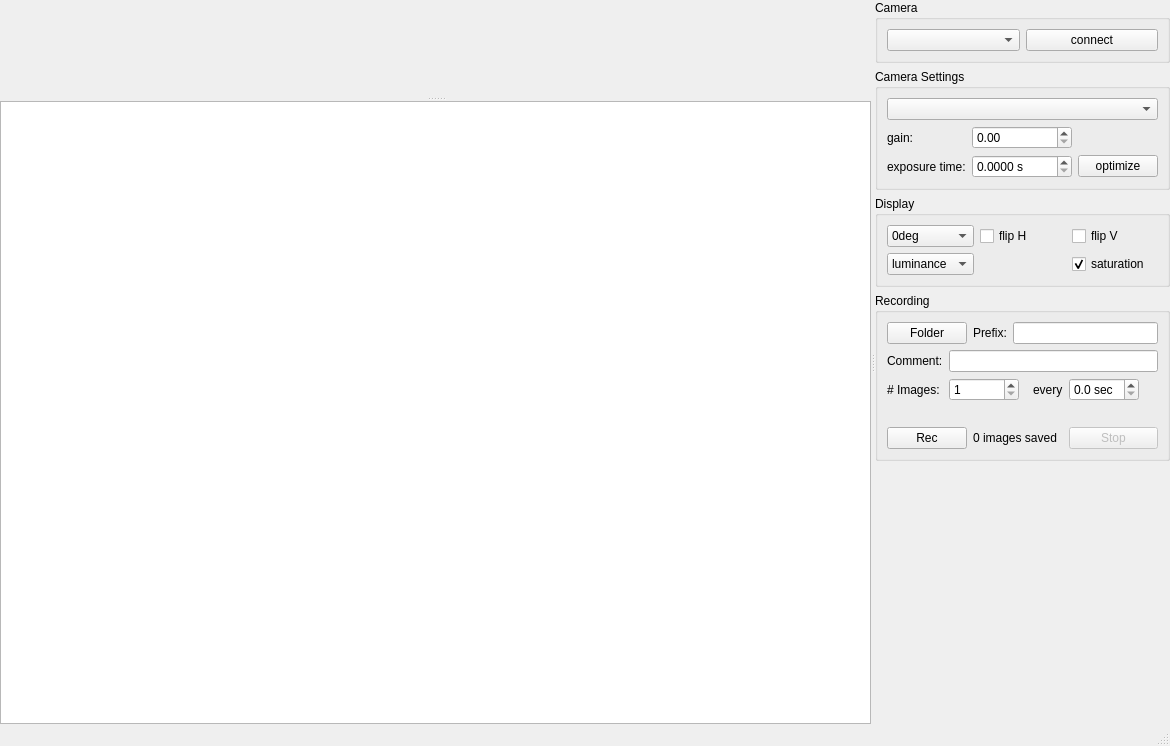
This is src/pifcap/pifcap_ui.ui in scriptorron/pifcap as Qt 5 draws it before an edit. The edited form follows.
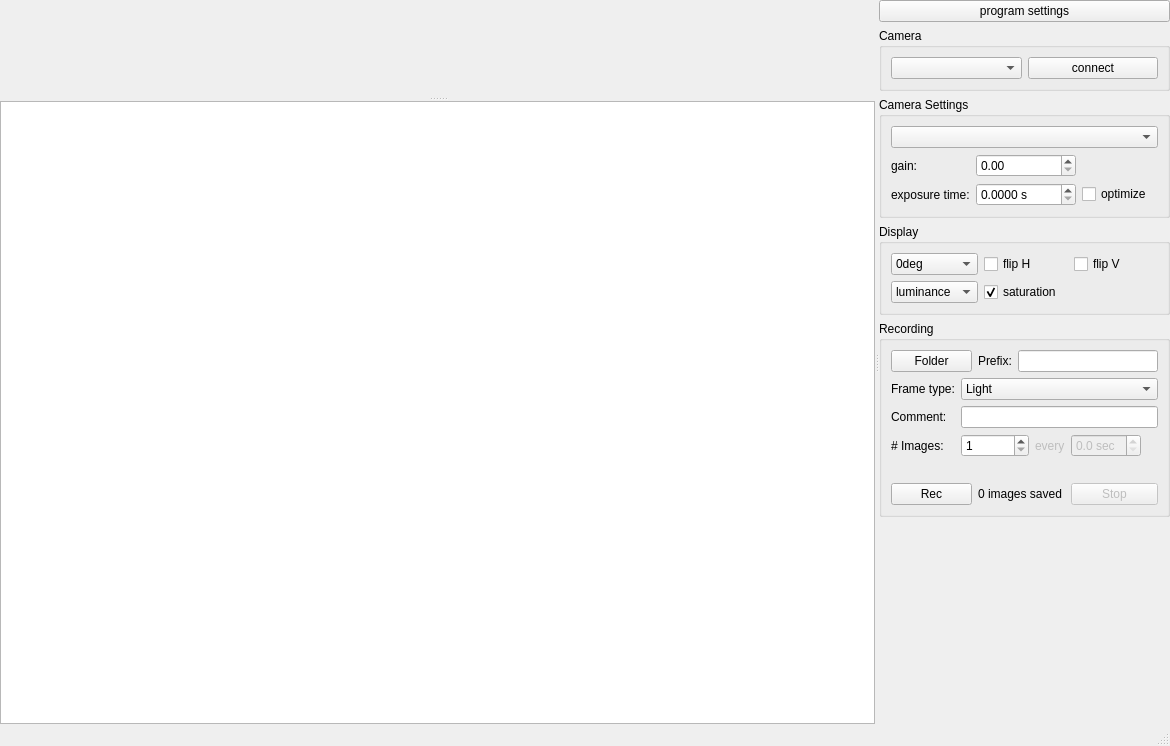
This is the edited form. Custom widgets are drawn as their Qt base class.

Patch:
```diff
--- a/src/pifcap/pifcap_ui.ui
+++ b/src/pifcap/pifcap_ui.ui
@@ -109,7 +109,7 @@
                <rect>
                 <x>0</x>
                 <y>0</y>
-                <width>354</width>
+                <width>367</width>
                 <height>691</height>
                </rect>
               </property>
@@ -126,6 +126,13 @@
                <property name="bottomMargin">
                 <number>0</number>
                </property>
+               <item>
+                <widget class="QPushButton" name="pushButton_Settings">
+                 <property name="text">
+                  <string>program settings</string>
+                 </property>
+                </widget>
+               </item>
                <item>
                 <widget class="QGroupBox" name="groupBox_3">
                  <property name="title">
@@ -157,16 +164,6 @@
                   <string>Camera Settings</string>
                  </property>
                  <layout class="QGridLayout" name="gridLayout_2">
-                  <item row="1" column="0">
-                   <widget class="QLabel" name="label_5">
-                    <property name="text">
-                     <string>gain:</string>
-                    </property>
-                   </widget>
-                  </item>
-                  <item row="1" column="1">
-                   <widget class="QDoubleSpinBox" name="doubleSpinBox_Gain"/>
-                  </item>
                   <item row="2" column="0">
                    <widget class="QLabel" name="label_6">
                     <property name="text">
@@ -193,16 +190,26 @@
                     </property>
                    </widget>
                   </item>
+                  <item row="1" column="1">
+                   <widget class="QDoubleSpinBox" name="doubleSpinBox_Gain"/>
+                  </item>
+                  <item row="0" column="0" colspan="4">
+                   <widget class="QComboBox" name="comboBox_RawMode"/>
+                  </item>
+                  <item row="1" column="0">
+                   <widget class="QLabel" name="label_5">
+                    <property name="text">
+                     <string>gain:</string>
+                    </property>
+                   </widget>
+                  </item>
                   <item row="2" column="2">
-                   <widget class="QPushButton" name="pushButton_OptimizeExposure">
+                   <widget class="QCheckBox" name="checkBox_OptimizeExposure">
                     <property name="text">
                      <string>optimize</string>
                     </property>
                    </widget>
                   </item>
-                  <item row="0" column="0" colspan="3">
-                   <widget class="QComboBox" name="comboBox_RawMode"/>
-                  </item>
                  </layout>
                 </widget>
                </item>
@@ -250,19 +257,6 @@
                     </item>
                    </widget>
                   </item>
-                  <item row="1" column="2">
-                   <widget class="QCheckBox" name="checkBox_Saturation">
-                    <property name="enabled">
-                     <bool>true</bool>
-                    </property>
-                    <property name="text">
-                     <string>saturation</string>
-                    </property>
-                    <property name="checked">
-                     <bool>true</bool>
-                    </property>
-                   </widget>
-                  </item>
                   <item row="1" column="0">
                    <widget class="QComboBox" name="comboBox_RawPreviewMode">
                     <property name="enabled">
@@ -295,6 +289,19 @@
                     </item>
                    </widget>
                   </item>
+                  <item row="1" column="1" colspan="2">
+                   <widget class="QCheckBox" name="checkBox_Saturation">
+                    <property name="enabled">
+                     <bool>true</bool>
+                    </property>
+                    <property name="text">
+                     <string>saturation</string>
+                    </property>
+                    <property name="checked">
+                     <bool>true</bool>
+                    </property>
+                   </widget>
+                  </item>
                  </layout>
                 </widget>
                </item>
@@ -304,6 +311,44 @@
                   <string>Recording</string>
                  </property>
                  <layout class="QGridLayout" name="gridLayout">
+                  <item row="0" column="2">
+                   <widget class="QLabel" name="label_3">
+                    <property name="text">
+                     <string>Prefix:</string>
+                    </property>
+                   </widget>
+                  </item>
+                  <item row="5" column="2" colspan="3">
+                   <widget class="QLabel" name="label_RecordedImageCounter">
+                    <property name="text">
+                     <string>0 images saved</string>
+                    </property>
+                   </widget>
+                  </item>
+                  <item row="2" column="0">
+                   <widget class="QLabel" name="label_2">
+                    <property name="text">
+                     <string>Comment:</string>
+                    </property>
+                   </widget>
+                  </item>
+                  <item row="3" column="0">
+                   <widget class="QLabel" name="label_4">
+                    <property name="text">
+                     <string># Images:</string>
+                    </property>
+                   </widget>
+                  </item>
+                  <item row="5" column="5" colspan="2">
+                   <widget class="QPushButton" name="pushButton_StopRec">
+                    <property name="enabled">
+                     <bool>false</bool>
+                    </property>
+                    <property name="text">
+                     <string>Stop</string>
+                    </property>
+                   </widget>
+                  </item>
                   <item row="0" column="0" colspan="2">
                    <widget class="QPushButton" name="pushButton_Folder">
                     <property name="text">
@@ -311,41 +356,11 @@
                     </property>
                    </widget>
                   </item>
-                  <item row="2" column="1" colspan="3">
-                   <widget class="QSpinBox" name="spinBox_nImagesToRecord">
-                    <property name="maximumSize">
-                     <size>
-                      <width>70</width>
-                      <height>16777215</height>
-                     </size>
-                    </property>
-                    <property name="minimum">
-                     <number>1</number>
-                    </property>
-                    <property name="maximum">
-                     <number>999999</number>
-                    </property>
-                   </widget>
-                  </item>
-                  <item row="1" column="1" colspan="6">
-                   <widget class="QLineEdit" name="lineEdit_ImageComment"/>
-                  </item>
-                  <item row="2" column="0">
-                   <widget class="QLabel" name="label_4">
-                    <property name="text">
-                     <string># Images:</string>
-                    </property>
-                   </widget>
-                  </item>
-                  <item row="1" column="0">
-                   <widget class="QLabel" name="label_2">
-                    <property name="text">
-                     <string>Comment:</string>
-                    </property>
-                   </widget>
-                  </item>
-                  <item row="2" column="5">
+                  <item row="3" column="5">
                    <widget class="QDoubleSpinBox" name="doubleSpinBox_TimeLapse">
+                    <property name="enabled">
+                     <bool>false</bool>
+                    </property>
                     <property name="sizePolicy">
                      <sizepolicy hsizetype="MinimumExpanding" vsizetype="Fixed">
                       <horstretch>0</horstretch>
@@ -372,54 +387,83 @@
                     </property>
                    </widget>
                   </item>
-                  <item row="2" column="4">
-                   <widget class="QLabel" name="label">
+                  <item row="4" column="0" colspan="7">
+                   <widget class="QLabel" name="label_RecordingInfos">
                     <property name="text">
-                     <string>every</string>
+                     <string/>
                     </property>
                    </widget>
                   </item>
-                  <item row="4" column="0" colspan="2">
+                  <item row="5" column="0" colspan="2">
                    <widget class="QPushButton" name="pushButton_StartRec">
                     <property name="text">
                      <string>Rec</string>
                     </property>
                    </widget>
                   </item>
-                  <item row="3" column="0" colspan="7">
-                   <widget class="QLabel" name="label_RecordingInfos">
-                    <property name="text">
-                     <string/>
+                  <item row="3" column="4">
+                   <widget class="QLabel" name="label">
+                    <property name="enabled">
+                     <bool>false</bool>
                     </property>
-                   </widget>
-                  </item>
-                  <item row="0" column="2">
-                   <widget class="QLabel" name="label_3">
                     <property name="text">
-                     <string>Prefix:</string>
+                     <string>every</string>
                     </property>
                    </widget>
                   </item>
                   <item row="0" column="3" colspan="4">
                    <widget class="QLineEdit" name="lineEdit_FileNamePrefix"/>
                   </item>
-                  <item row="4" column="5" colspan="2">
-                   <widget class="QPushButton" name="pushButton_StopRec">
-                    <property name="enabled">
-                     <bool>false</bool>
+                  <item row="2" column="1" colspan="6">
+                   <widget class="QLineEdit" name="lineEdit_ImageComment"/>
+                  </item>
+                  <item row="3" column="1" colspan="3">
+                   <widget class="QSpinBox" name="spinBox_nImagesToRecord">
+                    <property name="maximumSize">
+                     <size>
+                      <width>70</width>
+                      <height>16777215</height>
+                     </size>
                     </property>
-                    <property name="text">
-                     <string>Stop</string>
+                    <property name="minimum">
+                     <number>1</number>
                     </property>
+                    <property name="maximum">
+                     <number>999999</number>
+                    </property>
                    </widget>
                   </item>
-                  <item row="4" column="2" colspan="3">
-                   <widget class="QLabel" name="label_RecordedImageCounter">
+                  <item row="1" column="0">
+                   <widget class="QLabel" name="label_7">
                     <property name="text">
-                     <string>0 images saved</string>
+                     <string>Frame type:</string>
                     </property>
                    </widget>
                   </item>
+                  <item row="1" column="1" colspan="6">
+                   <widget class="QComboBox" name="comboBox_FrameType">
+                    <item>
+                     <property name="text">
+                      <string>Light</string>
+                     </property>
+                    </item>
+                    <item>
+                     <property name="text">
+                      <string>Dark</string>
+                     </property>
+                    </item>
+                    <item>
+                     <property name="text">
+                      <string>Flat</string>
+                     </property>
+                    </item>
+                    <item>
+                     <property name="text">
+                      <string>Bias</string>
+                     </property>
+                    </item>
+                   </widget>
+                  </item>
                  </layout>
                 </widget>
                </item>
```
